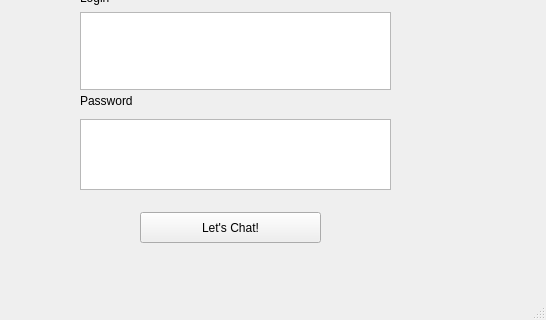
Old version of the form login_page.ui in the repository Rassoliny/MyOwnMess; both pictures show x 100 to 646 and y 208 to 528 of the 646 by 528 pixel window.
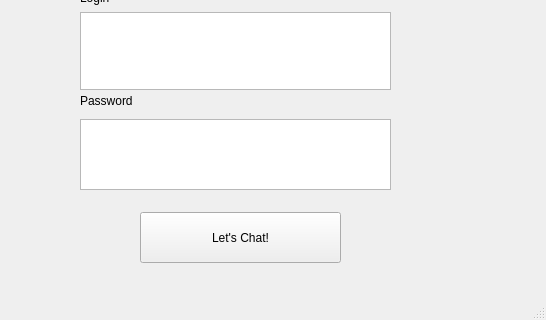
New version of the form. Icons and pictures are not drawn.

Diff of the .ui file:
```diff
--- a/login_page.ui
+++ b/login_page.ui
@@ -17,8 +17,8 @@
    <widget class="QLabel" name="label">
     <property name="geometry">
      <rect>
-      <x>240</x>
-      <y>10</y>
+      <x>140</x>
+      <y>20</y>
       <width>371</width>
       <height>191</height>
      </rect>
@@ -71,8 +71,8 @@
      <rect>
       <x>240</x>
       <y>420</y>
-      <width>181</width>
-      <height>31</height>
+      <width>201</width>
+      <height>51</height>
      </rect>
     </property>
     <property name="text">
```
Left out of the diff: 2 changed lines with no effect on the pictures.
